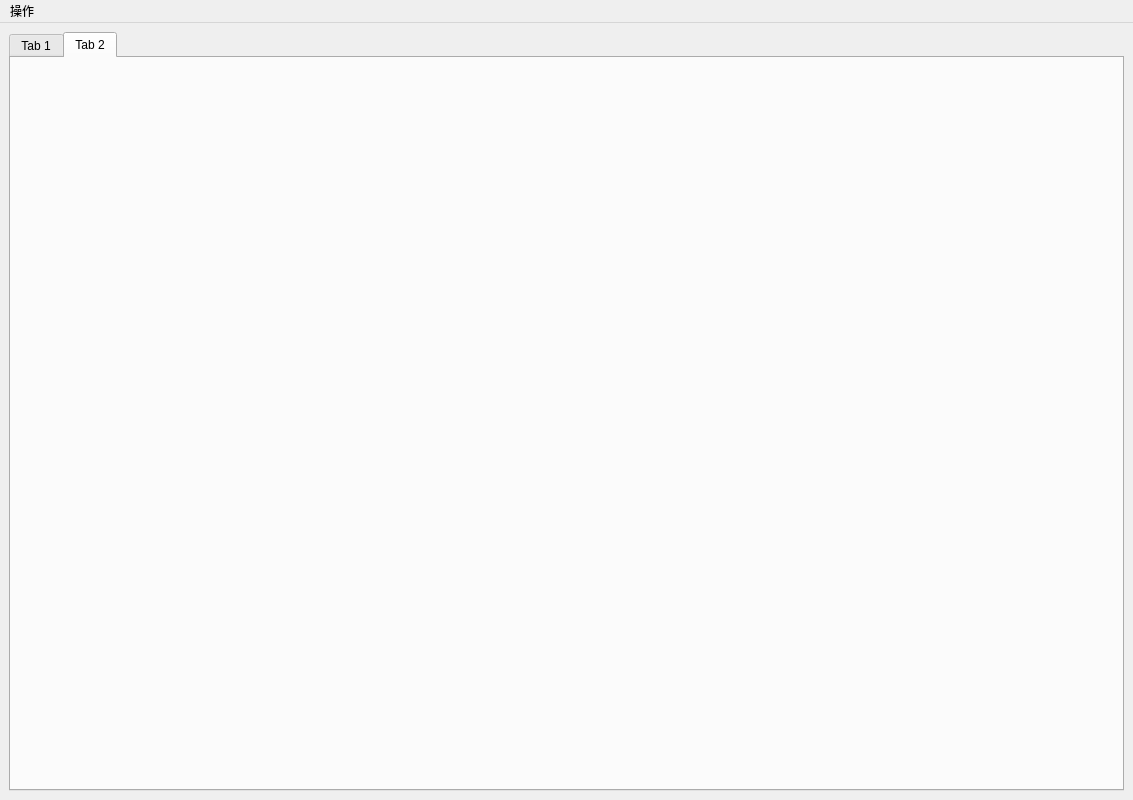
First picture: the form in UiFile/ProjectBrowser.ui, repository uuiid/prjQ9-doodle, before the edit.
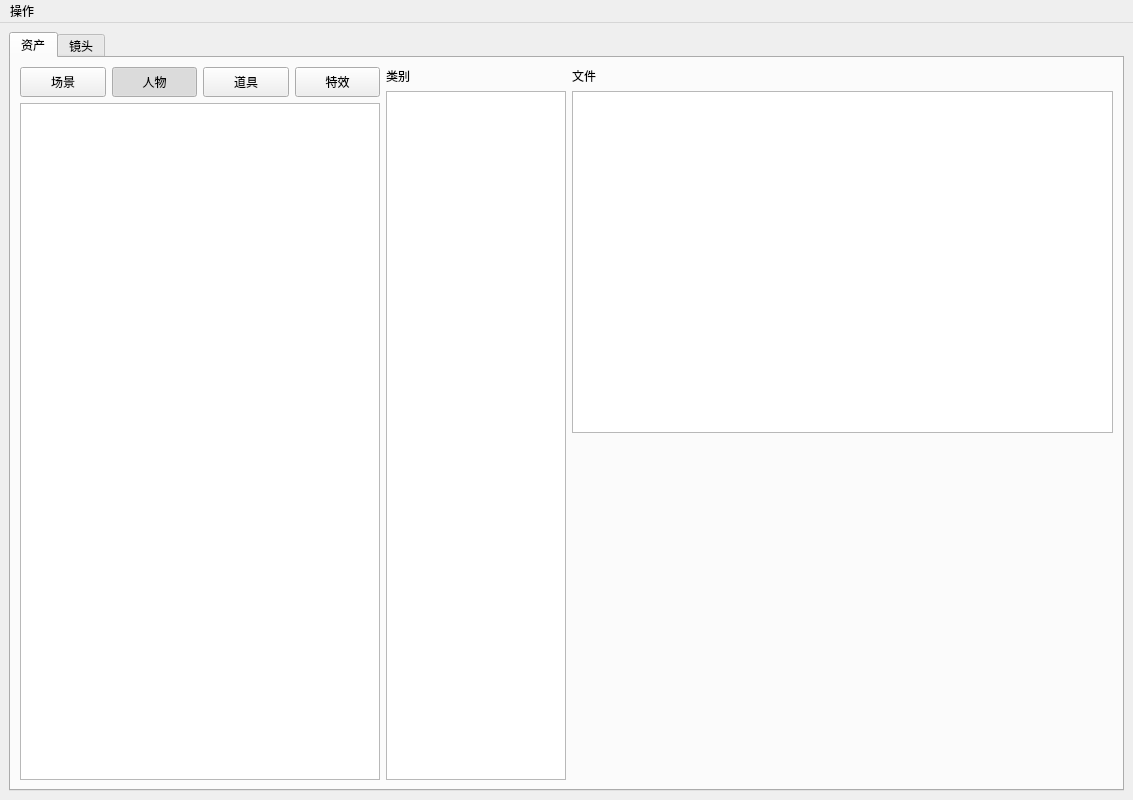
Second picture: the form after the edit. The open tabs and pages were chosen to show the change.

Commit message: 资产管理的一部分

What changed in the file:
```diff
--- a/UiFile/ProjectBrowser.ui
+++ b/UiFile/ProjectBrowser.ui
@@ -20,16 +20,179 @@
       <property name="currentIndex">
        <number>0</number>
       </property>
+      <widget class="QWidget" name="tab_2">
+       <attribute name="title">
+        <string>资产</string>
+       </attribute>
+       <layout class="QGridLayout" name="gridLayout_2">
+        <item row="0" column="0">
+         <layout class="QHBoxLayout" name="horizontalLayout_2" stretch="2,1,3">
+          <item>
+           <layout class="QVBoxLayout" name="verticalLayout_6" stretch="1,20">
+            <item>
+             <layout class="QHBoxLayout" name="horizontalLayout_5" stretch="0,0,0,0">
+              <item>
+               <widget class="QPushButton" name="scane">
+                <property name="sizePolicy">
+                 <sizepolicy hsizetype="Minimum" vsizetype="Maximum">
+                  <horstretch>0</horstretch>
+                  <verstretch>0</verstretch>
+                 </sizepolicy>
+                </property>
+                <property name="minimumSize">
+                 <size>
+                  <width>0</width>
+                  <height>30</height>
+                 </size>
+                </property>
+                <property name="styleSheet">
+                 <string notr="true"/>
+                </property>
+                <property name="text">
+                 <string>场景</string>
+                </property>
+                <property name="checkable">
+                 <bool>true</bool>
+                </property>
+                <property name="checked">
+                 <bool>false</bool>
+                </property>
+                <property name="autoExclusive">
+                 <bool>true</bool>
+                </property>
+               </widget>
+              </item>
+              <item>
+               <widget class="QPushButton" name="character">
+                <property name="minimumSize">
+                 <size>
+                  <width>0</width>
+                  <height>30</height>
+                 </size>
+                </property>
+                <property name="styleSheet">
+                 <string notr="true"/>
+                </property>
+                <property name="text">
+                 <string>人物</string>
+                </property>
+                <property name="checkable">
+                 <bool>true</bool>
+                </property>
+                <property name="checked">
+                 <bool>true</bool>
+                </property>
+                <property name="autoExclusive">
+                 <bool>true</bool>
+                </property>
+               </widget>
+              </item>
+              <item>
+               <widget class="QPushButton" name="props">
+                <property name="minimumSize">
+                 <size>
+                  <width>0</width>
+                  <height>30</height>
+                 </size>
+                </property>
+                <property name="styleSheet">
+                 <string notr="true"/>
+                </property>
+                <property name="text">
+                 <string>道具</string>
+                </property>
+                <property name="checkable">
+                 <bool>true</bool>
+                </property>
+                <property name="checked">
+                 <bool>false</bool>
+                </property>
+                <property name="autoExclusive">
+                 <bool>true</bool>
+                </property>
+               </widget>
+              </item>
+              <item>
+               <widget class="QPushButton" name="effects">
+                <property name="minimumSize">
+                 <size>
+                  <width>0</width>
+                  <height>30</height>
+                 </size>
+                </property>
+                <property name="styleSheet">
+                 <string notr="true"/>
+                </property>
+                <property name="text">
+                 <string>特效</string>
+                </property>
+                <property name="checkable">
+                 <bool>true</bool>
+                </property>
+                <property name="checked">
+                 <bool>false</bool>
+                </property>
+                <property name="autoExclusive">
+                 <bool>true</bool>
+                </property>
+               </widget>
+              </item>
+             </layout>
+            </item>
+            <item>
+             <widget class="QListWidget" name="listAss"/>
+            </item>
+           </layout>
+          </item>
+          <item>
+           <layout class="QVBoxLayout" name="verticalLayout_8" stretch="0,1">
+            <item>
+             <widget class="QLabel" name="label_2">
+              <property name="text">
+               <string>类别</string>
+              </property>
+             </widget>
+            </item>
+            <item>
+             <widget class="QListWidget" name="listAssType"/>
+            </item>
+           </layout>
+          </item>
+          <item>
+           <layout class="QVBoxLayout" name="verticalLayout_7" stretch="0,1,1">
+            <item>
+             <widget class="QLabel" name="label_4">
+              <property name="text">
+               <string>文件</string>
+              </property>
+             </widget>
+            </item>
+            <item>
+             <widget class="QListWidget" name="listAssFile"/>
+            </item>
+            <item>
+             <widget class="QLabel" name="label_3">
+              <property name="text">
+               <string/>
+              </property>
+             </widget>
+            </item>
+           </layout>
+          </item>
+         </layout>
+        </item>
+       </layout>
+      </widget>
       <widget class="QWidget" name="Episodes_shot">
        <property name="enabled">
         <bool>true</bool>
        </property>
        <attribute name="title">
-        <string>Tab 1</string>
+        <string>镜头</string>
        </attribute>
-       <layout class="QGridLayout" name="gridLayout">
-        <item row="0" column="0">
-         <layout class="QHBoxLayout" name="horizontalLayout" stretch="1,1,1,1,5">
+       <layout class="QHBoxLayout" name="horizontalLayout_7">
+        <item>
+         <layout class="QHBoxLayout" name="horizontalLayout_6" stretch="1,1,6">
           <item>
            <layout class="QVBoxLayout" name="verticalLayout_2" stretch="0,0">
             <item>
@@ -59,7 +222,11 @@
            </layout>
           </item>
           <item>
-           <layout class="QVBoxLayout" name="verticalLayout_4" stretch="0,0">
+           <layout class="QVBoxLayout" name="verticalLayout_10" stretch="1,1">
+            <item>
+             <layout class="QHBoxLayout" name="horizontalLayout" stretch="1,1,5">
+              <item>
+               <layout class="QVBoxLayout" name="verticalLayout_4">
             <item>
              <widget class="QLabel" name="department">
               <property name="text">
@@ -129,12 +296,71 @@
           </item>
          </layout>
         </item>
-       </layout>
-      </widget>
-      <widget class="QWidget" name="tab_2">
-       <attribute name="title">
-        <string>Tab 2</string>
-       </attribute>
+            <item>
+             <layout class="QHBoxLayout" name="horizontalLayout_4" stretch="1,13">
+              <item>
+               <layout class="QVBoxLayout" name="verticalLayout_9">
+                <item>
+                 <widget class="QPushButton" name="upload">
+                  <property name="styleSheet">
+                   <string notr="true"/>
+                  </property>
+                  <property name="text">
+                   <string>上传</string>
+                  </property>
+                  <property name="checkable">
+                   <bool>false</bool>
+                  </property>
+                  <property name="autoRepeat">
+                   <bool>true</bool>
+                  </property>
+                  <property name="autoExclusive">
+                   <bool>false</bool>
+                  </property>
+                 </widget>
+                </item>
+                <item>
+                 <widget class="QPushButton" name="screenshots">
+                  <property name="styleSheet">
+                   <string notr="true"/>
+                  </property>
+                  <property name="text">
+                   <string>截屏</string>
+                  </property>
+                  <property name="checkable">
+                   <bool>false</bool>
+                  </property>
+                  <property name="autoRepeat">
+                   <bool>true</bool>
+                  </property>
+                  <property name="autoExclusive">
+                   <bool>false</bool>
+                  </property>
+                 </widget>
+                </item>
+                <item>
+                 <widget class="QLabel" name="label_6">
+                  <property name="text">
+                   <string>拍屏</string>
+                  </property>
+                 </widget>
+                </item>
+               </layout>
+              </item>
+              <item>
+               <widget class="QLabel" name="flipBook">
+                <property name="text">
+                 <string>TextLabel</string>
+                </property>
+               </widget>
+              </item>
+             </layout>
+            </item>
+           </layout>
+          </item>
+         </layout>
+        </item>
+       </layout>
       </widget>
      </widget>
     </item>
```
Left out of the diff: 1 changed line with no effect on the pictures. Lines whose indentation alone changed are shown as unchanged. The commit also changes 7 other files.
